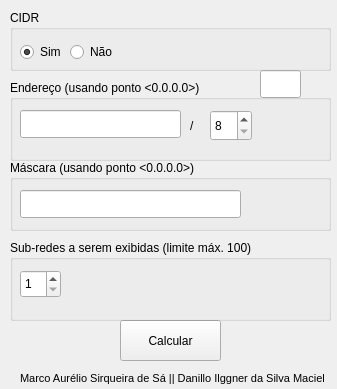
danilloism/calculadoraIPv4, file mainwindow.ui: the form before one commit.
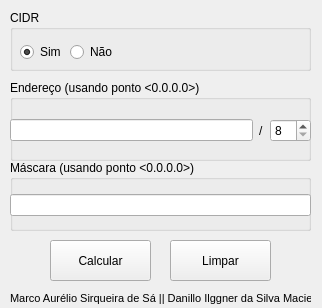
The form after the commit.

```diff
--- a/mainwindow.ui
+++ b/mainwindow.ui
@@ -6,8 +6,8 @@
    <rect>
     <x>0</x>
     <y>0</y>
-    <width>337</width>
-    <height>389</height>
+    <width>322</width>
+    <height>308</height>
    </rect>
   </property>
   <property name="windowTitle">
@@ -19,7 +19,7 @@
      <rect>
       <x>10</x>
       <y>10</y>
-      <width>321</width>
+      <width>301</width>
       <height>61</height>
      </rect>
     </property>
@@ -59,9 +59,9 @@
    <widget class="QLabel" name="label">
     <property name="geometry">
      <rect>
-      <x>20</x>
-      <y>370</y>
-      <width>331</width>
+      <x>10</x>
+      <y>290</y>
+      <width>301</width>
       <height>16</height>
      </rect>
     </property>
@@ -79,22 +79,27 @@
      <rect>
       <x>10</x>
       <y>160</y>
-      <width>321</width>
+      <width>301</width>
       <height>71</height>
      </rect>
     </property>
     <property name="title">
      <string>Máscara (usando ponto &lt;0.0.0.0&gt;)</string>
     </property>
-    <widget class="QLineEdit" name="lineEditMascara">
+    <widget class="QWidget" name="horizontalLayoutWidget_2">
      <property name="geometry">
       <rect>
-       <x>10</x>
-       <y>30</y>
-       <width>221</width>
-       <height>28</height>
+       <x>0</x>
+       <y>20</y>
+       <width>301</width>
+       <height>51</height>
       </rect>
      </property>
+     <layout class="QHBoxLayout" name="horizontalLayout_2">
+      <item>
+       <widget class="QLineEdit" name="lineEditMascara"/>
+      </item>
+     </layout>
     </widget>
    </widget>
    <widget class="QGroupBox" name="groupBox_2">
@@ -102,7 +107,7 @@
      <rect>
       <x>10</x>
       <y>80</y>
-      <width>321</width>
+      <width>301</width>
       <height>81</height>
      </rect>
     </property>
@@ -114,51 +119,44 @@
     <property name="title">
      <string>Endereço (usando ponto &lt;0.0.0.0&gt;)</string>
     </property>
-    <widget class="QLineEdit" name="lineEditEndereco">
+    <widget class="QWidget" name="horizontalLayoutWidget">
      <property name="geometry">
       <rect>
-       <x>10</x>
-       <y>30</y>
-       <width>161</width>
-       <height>28</height>
+       <x>0</x>
+       <y>20</y>
+       <width>301</width>
+       <height>61</height>
       </rect>
      </property>
-    </widget>
-    <widget class="QLabel" name="label_2">
-     <property name="geometry">
-      <rect>
-       <x>180</x>
-       <y>30</y>
-       <width>16</width>
-       <height>31</height>
-      </rect>
-     </property>
-     <property name="text">
-      <string>/</string>
-     </property>
-    </widget>
-    <widget class="QSpinBox" name="spinBoxCIDR">
-     <property name="geometry">
-      <rect>
-       <x>200</x>
-       <y>30</y>
-       <width>42</width>
-       <height>31</height>
-      </rect>
-     </property>
-     <property name="minimum">
-      <number>8</number>
-     </property>
-     <property name="maximum">
-      <number>30</number>
-     </property>
+     <layout class="QHBoxLayout" name="horizontalLayout">
+      <item>
+       <widget class="QLineEdit" name="lineEditEndereco"/>
+      </item>
+      <item>
+       <widget class="QLabel" name="label_2">
+        <property name="text">
+         <string>/</string>
+        </property>
+       </widget>
+      </item>
+      <item>
+       <widget class="QSpinBox" name="spinBoxCIDR">
+        <property name="minimum">
+         <number>8</number>
+        </property>
+        <property name="maximum">
+         <number>30</number>
+        </property>
+       </widget>
+      </item>
+     </layout>
     </widget>
    </widget>
    <widget class="QPushButton" name="pushButtonCalcular">
     <property name="geometry">
      <rect>
-      <x>120</x>
-      <y>320</y>
+      <x>50</x>
+      <y>240</y>
       <width>101</width>
       <height>41</height>
      </rect>
@@ -167,46 +165,17 @@
      <string>Calcular</string>
     </property>
    </widget>
-   <widget class="QGroupBox" name="groupBox_4">
+   <widget class="QPushButton" name="pushButtonLimpar">
     <property name="geometry">
      <rect>
-      <x>10</x>
+      <x>170</x>
       <y>240</y>
-      <width>321</width>
-      <height>81</height>
+      <width>101</width>
+      <height>41</height>
      </rect>
     </property>
-    <property name="title">
-     <string>Sub-redes a serem exibidas (limite máx. 100)</string>
-    </property>
-    <widget class="QSpinBox" name="spinBoxNumSubRedes">
-     <property name="geometry">
-      <rect>
-       <x>10</x>
-       <y>30</y>
-       <width>41</width>
-       <height>28</height>
-      </rect>
-     </property>
-     <property name="minimum">
-      <number>1</number>
-     </property>
-     <property name="maximum">
-      <number>100</number>
-     </property>
-     <property name="value">
-      <number>1</number>
-     </property>
-    </widget>
-   </widget>
-   <widget class="QLineEdit" name="lineEditCIDR">
-    <property name="geometry">
-     <rect>
-      <x>260</x>
-      <y>70</y>
-      <width>41</width>
-      <height>28</height>
-     </rect>
+    <property name="text">
+     <string>Limpar</string>
     </property>
    </widget>
   </widget>
```
